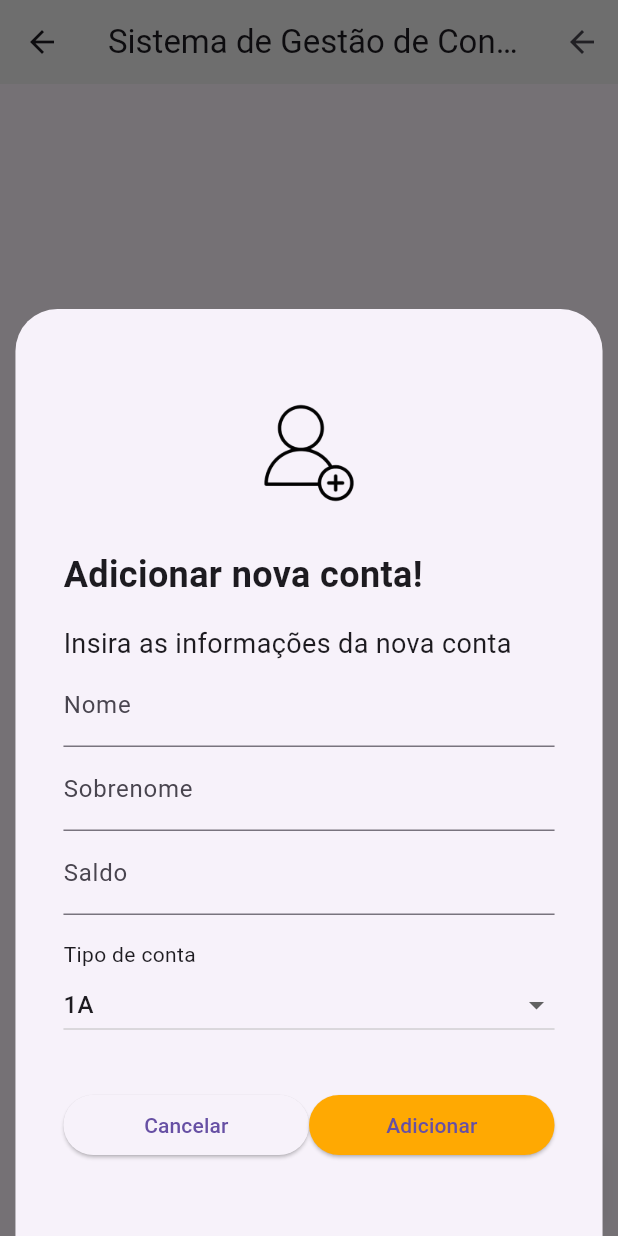
After one commit to Richard-Satilite/Flutter_Bank, a Flutter app: the HomeScreen screen opened by its route, after a tap on the "add" icon, on a phone screen of 412 x 824 dp. The commit adds this screen. Run offline on Flutter 3.47's test engine with Material 3 defaults, Android fonts, the phone set to English and light mode, and no system bars; network calls fail.

Commit message:
Flutter-Bank: Added 'new user' modal screen

```diff
--- a/lib/ui/home_screen.dart
+++ b/lib/ui/home_screen.dart
@@ -4,6 +4,7 @@ import 'package:flutter_bank/ui/styles/colors.dart';
 import '../models/account.dart';
 import '../services/account_service.dart';
 import 'widgets/account_widget.dart';
+import 'widgets/add_account_modal.dart';
 
 class HomeScreen extends StatefulWidget {
   const HomeScreen({super.key});
@@ -35,6 +36,22 @@ class _HomeScreenState extends State<HomeScreen> {
           ),
         ],
         title: Text("Sistema de Gestão de Contas"),
+      ),
+      floatingActionButton: FloatingActionButton(
+        onPressed: () {
+          showModalBottomSheet(
+            context: context,
+            isScrollControlled: true,
+            builder: (context) {
+              return AddAccountModal();
+            },
+          );
+        },
+        backgroundColor: AppColor.btnOrange,
+        child: const Icon(
+          Icons.add,
+          color: Colors.black,
+        ),
       ),
       body: Padding(
         padding: const EdgeInsets.all(16),
--- /dev/null
+++ b/lib/ui/widgets/add_account_modal.dart
@@ -0,0 +1,97 @@
+import 'package:flutter/material.dart';
+
+import '../styles/colors.dart';
+
+class AddAccountModal extends StatefulWidget {
+  const AddAccountModal({super.key});
+
+  @override
+  State<AddAccountModal> createState() => _AddAccountModalState();
+}
+
+class _AddAccountModalState extends State<AddAccountModal> {
+  String _accountType = "1A";
+
+  @override
+  Widget build(BuildContext context) {
+    return Container(
+      height: MediaQuery.of(context).size.height * 0.75,
+      width: MediaQuery.of(context).size.width * 0.95,
+      child: Padding(
+        padding: EdgeInsets.only(
+            left: 32,
+            right: 32,
+            top: 32,
+            bottom: MediaQuery.of(context).viewInsets.bottom),
+        child: SingleChildScrollView(
+          child: Column(
+            crossAxisAlignment: CrossAxisAlignment.stretch,
+            children: [
+              Image.asset(
+                "assets/images/newUser.png",
+                height: 128,
+              ),
+              Text(
+                "Adicionar nova conta!",
+                style: TextStyle(
+                  fontSize: 24,
+                  fontWeight: FontWeight.bold,
+                ),
+              ),
+              SizedBox(height: 16),
+              Text(
+                "Insira as informações da nova conta",
+                style: TextStyle(fontSize: 18),
+              ),
+              TextFormField(
+                decoration: const InputDecoration(label: Text("Nome")),
+              ),
+              TextFormField(
+                decoration: const InputDecoration(label: Text("Sobrenome")),
+              ),
+              TextFormField(
+                decoration: const InputDecoration(label: Text("Saldo")),
+              ),
+              SizedBox(height: 16),
+              const Text("Tipo de conta"),
+              DropdownButton<String>(
+                value: _accountType,
+                isExpanded: true,
+                items: [
+                  DropdownMenuItem(value: "1A", child: Text("1A")),
+                  DropdownMenuItem(value: "1B", child: Text("1B")),
+                  DropdownMenuItem(value: "2A", child: Text("2A")),
+                  DropdownMenuItem(value: "2B", child: Text("2B")),
+                ],
+                onChanged: (value) {
+                  if (value != null) {
+                    setState(() {
+                      _accountType = value;
+                    });
+                  }
+                },
+              ),
+              SizedBox(height: 32),
+              Row(
+                mainAxisAlignment: MainAxisAlignment.spaceBetween,
+                children: [
+                  Expanded(
+                      child: ElevatedButton(
+                          onPressed: () {}, child: Text("Cancelar"))),
+                  Expanded(
+                      child: ElevatedButton(
+                    onPressed: () {},
+                    style: ButtonStyle(
+                        backgroundColor:
+                            WidgetStatePropertyAll(AppColor.btnOrange)),
+                    child: Text("Adicionar"),
+                  ))
+                ],
+              )
+            ],
+          ),
+        ),
+      ),
+    );
+  }
+}
```
Also changed, not shown: assets/images/newUser.png (added).
